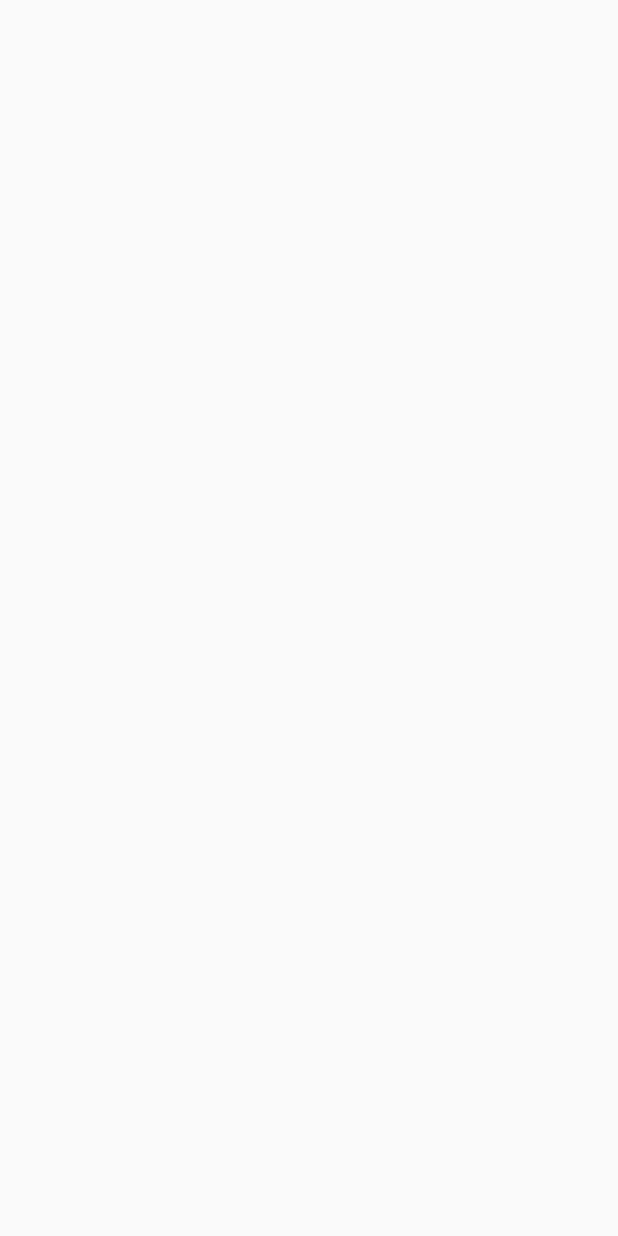
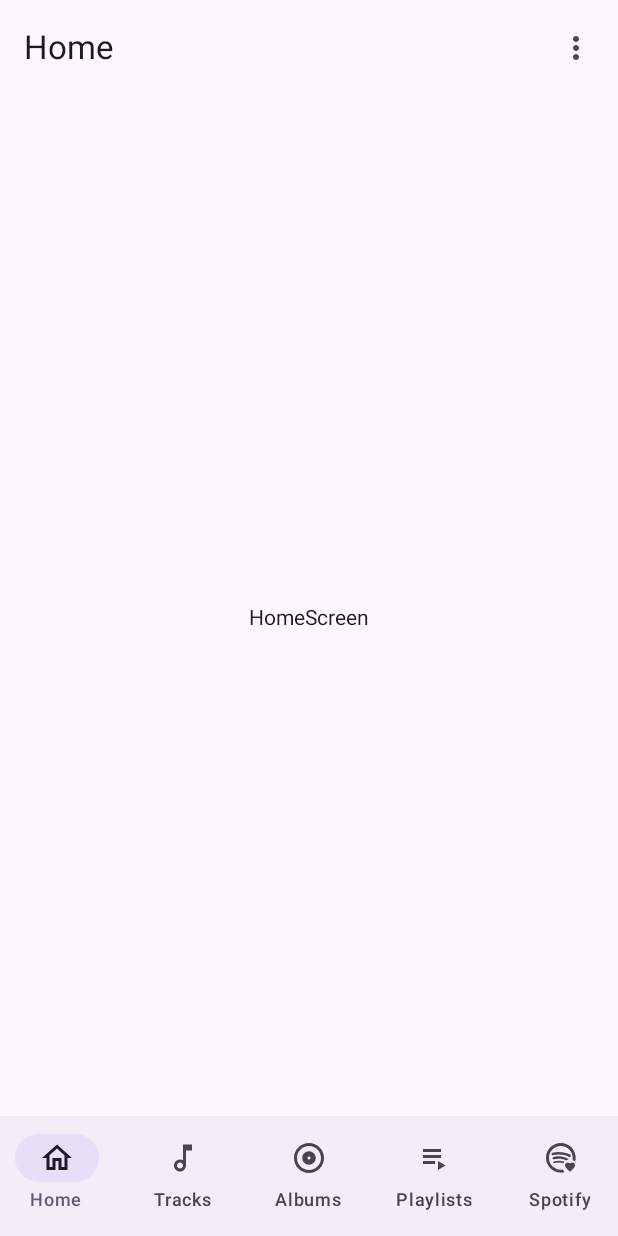
Before and after one commit to meltmeltix/Revo, an Android app built with Jetpack Compose: the screen it shows after launch (MainActivity), on a phone screen of 412 x 824 dp. Before the commit the screen is empty. Run offline under Robolectric (Android 15) with nearby library versions, the phone set to English and light mode, and no system bars.

Commit message:
Initial Scaffold implementation Added NavigationBar Added SmallTopAppBar

```diff
--- a/app/src/main/java/com/alessiocameroni/revomusicplayer/MainActivity.kt
+++ b/app/src/main/java/com/alessiocameroni/revomusicplayer/MainActivity.kt
@@ -1,28 +1,135 @@
 package com.alessiocameroni.revomusicplayer
 
+import android.annotation.SuppressLint
 import android.os.Bundle
-import android.widget.Toast
 import androidx.activity.ComponentActivity
 import androidx.activity.compose.setContent
-import androidx.compose.material3.Icon
-import androidx.compose.material3.NavigationBar
-import androidx.compose.material3.NavigationBarItem
-import androidx.compose.material3.Text
+import androidx.compose.foundation.layout.Box
+import androidx.compose.foundation.layout.fillMaxSize
+import androidx.compose.material.icons.Icons
+import androidx.compose.material.icons.filled.MoreVert
+import androidx.compose.material3.*
 import androidx.compose.runtime.Composable
-import androidx.compose.ui.platform.LocalContext
+import androidx.compose.ui.Alignment
+import androidx.compose.ui.Modifier
 import androidx.compose.ui.res.painterResource
 import androidx.compose.ui.res.stringResource
+import androidx.compose.ui.text.style.TextOverflow
+import androidx.compose.ui.tooling.preview.Preview
+import androidx.navigation.NavController
+import androidx.navigation.NavHostController
+import androidx.navigation.compose.NavHost
+import androidx.navigation.compose.composable
+import androidx.navigation.compose.currentBackStackEntryAsState
+import androidx.navigation.compose.rememberNavController
+import com.alessiocameroni.revomusicplayer.uiElements.BottomNavigationItem
 
 class MainActivity : ComponentActivity() {
+    @SuppressLint("UnusedMaterial3ScaffoldPaddingParameter")
+    @OptIn(ExperimentalMaterial3Api::class)
     override fun onCreate(savedInstanceState: Bundle?) {
         super.onCreate(savedInstanceState)
         setContent {
+            val navController = rememberNavController()
 
+            Scaffold(
+                topBar = { TopApplicationBar() },
+                bottomBar = {
+                    BottomNavigationBar(
+                        items = listOf(
+                            BottomNavigationItem(
+                                name = stringResource(id = R.string.str_home),
+                                route = "home",
+                                icon = painterResource(id = R.drawable.ic_outline_home_24)
+                            ),
+                            BottomNavigationItem(
+                                name = stringResource(id = R.string.str_tracks),
+                                route = "tracks",
+                                icon = painterResource(id = R.drawable.ic_outline_music_note_24)
+                            ),
+                            BottomNavigationItem(
+                                name = stringResource(id = R.string.str_albums),
+                                route = "albums",
+                                icon = painterResource(id = R.drawable.ic_outline_album_24)
+                            ),
+                            BottomNavigationItem(
+                                name = stringResource(id = R.string.str_playlists),
+                                route = "playlists",
+                                icon = painterResource(id = R.drawable.ic_outline_playlist_play_24)
+                            ),
+                            BottomNavigationItem(
+                                name = stringResource(id = R.string.str_spoitfy),
+                                route = "spotify",
+                                icon = painterResource(id = R.drawable.ic_spotify_favourite_heart_24)
+                            ),
+                        ),
+                        navController = navController,
+                        onItemClick = {
+                            navController.navigate(it.route)
+                        }
+                    )
+                },
+                content = {
+                    Navigation(navController = navController)
+                }
+            )
         }
     }
 }
 
+//Top Navigation
+
+@OptIn(ExperimentalMaterial3Api::class)
+@Preview
+@Composable
+fun TopApplicationBar() {
+    val scrollBehavior = TopAppBarDefaults.pinnedScrollBehavior(rememberTopAppBarState())
+
+    SmallTopAppBar(
+        title = { Text(
+            stringResource(id = R.string.str_home),
+            maxLines = 1,
+            overflow = TextOverflow.Ellipsis
+        ) },
+        actions = {
+            IconButton(
+                onClick = {  }
+            ) {
+                Icon(
+                    imageVector = Icons.Default.MoreVert,
+                    contentDescription = stringResource(id = R.string.desc_topmenu)
+                )
+            }
+        },
+        scrollBehavior = scrollBehavior
+    )
+}
+
 /*
+    Scaffold(
+
+        content = { innerPadding ->
+            LazyColumn(
+                contentPadding = innerPadding,
+                verticalArrangement = Arrangement.spacedBy(8.dp)
+            ) {
+                val list = (0..75).map { it.toString() }
+                items(count = list.size) {
+                    Text(
+                        text = list[it],
+                        style = MaterialTheme.typography.bodyLarge,
+                        modifier = Modifier
+                            .fillMaxWidth()
+                            .padding(horizontal = 16.dp)
+                    )
+                }
+            }
+        }
+    )
+}*/
+
+//Bottom Navigation
+
 @Composable
 fun Navigation(navController: NavHostController) {
     NavHost(navController = navController, startDestination = "home") {
@@ -30,100 +137,93 @@ fun Navigation(navController: NavHostController) {
         composable("tracks") { TracksScreen() }
         composable("albums") { AlbumsScreen() }
         composable("playlists") { PlaylistsScreen() }
-        composable("spotify") { SpotifyFavsScreen() }
+        composable("spotify") { SpotifyFavoritesScreen() }
     }
 }
-*/
 
 @Composable
-fun BottomNavBar() {
-    val context = LocalContext.current
+fun BottomNavigationBar(
+    items: List<BottomNavigationItem>,
+    navController: NavController,
+    modifier: Modifier = Modifier,
+    onItemClick: (BottomNavigationItem) -> Unit
+) {
+    val backStackEntry = navController.currentBackStackEntryAsState()
 
-    NavigationBar {
-        NavigationBarItem(
-            selected = true,
-            onClick = { Toast.makeText(context, "This is a VERY cool toast", Toast.LENGTH_SHORT).show() },
-            icon = { Icon(painter = painterResource(id = R.drawable.ic_outline_home_24), contentDescription = null) },
-            label = { Text(text = stringResource(id = R.string.str_home)) }
-        )
+    NavigationBar(
+        modifier = modifier,
+    ) {
+        items.forEach { item ->
+            val selected = item.route == backStackEntry.value?.destination?.route
 
-        NavigationBarItem(
-            selected = true,
-            onClick = { Toast.makeText(context, "This is a VERY cool toast", Toast.LENGTH_SHORT).show() },
-            icon = { Icon(painter = painterResource(id = R.drawable.ic_outline_music_note_24), contentDescription = null) },
-            label = { Text(text = stringResource(id = R.string.str_tracks)) }
-        )
-
-        NavigationBarItem(
-            selected = true,
-            onClick = { Toast.makeText(context, "This is a VERY cool toast", Toast.LENGTH_SHORT).show() },
-            icon = { Icon(painter = painterResource(id = R.drawable.ic_outline_album_24), contentDescription = null) },
-            label = { Text(text = stringResource(id = R.string.str_albums)) }
-        )
-
-        NavigationBarItem(
-            selected = true,
-            onClick = { Toast.makeText(context, "This is a VERY cool toast", Toast.LENGTH_SHORT).show() },
-            icon = { Icon(painter = painterResource(id = R.drawable.ic_outline_playlist_play_24), contentDescription = null) },
-            label = { Text(text = stringResource(id = R.string.str_playlists)) }
-        )
-
-        NavigationBarItem(
-            selected = true,
-            onClick = { Toast.makeText(context, "This is a VERY cool toast", Toast.LENGTH_SHORT).show() },
-            icon = { Icon(painter = painterResource(id = R.drawable.ic_spotify_favourite_heart_24), contentDescription = null) },
-            label = { Text(text = stringResource(id = R.string.str_spoitfy)) }
-        )
+            NavigationBarItem(
+                selected = selected,
+                onClick = { onItemClick(item) },
+                icon = { Icon(
+                        painter = item.icon,
+                        contentDescription = item.name
+                    )
+                },
+                label = { Text(text = item.name) }
+            )
+        }
     }
 }
-/*
+
+
+//Screens
+
+@Preview(showBackground = true)
 @Composable
 fun HomeScreen() {
     Box(
         modifier = Modifier.fillMaxSize(),
         contentAlignment = Alignment.Center
     ) {
-        Text(text = "Home Screen")
+        Text(text = "HomeScreen")
     }
 }
 
+@Preview(showBackground = true)
 @Composable
 fun TracksScreen() {
     Box(
         modifier = Modifier.fillMaxSize(),
         contentAlignment = Alignment.Center
     ) {
-        Text(text = "Tracks Screen")
+        Text(text = "TracksScreen")
     }
 }
 
+@Preview(showBackground = true)
 @Composable
 fun AlbumsScreen() {
     Box(
         modifier = Modifier.fillMaxSize(),
         contentAlignment = Alignment.Center
     ) {
-        Text(text = "Albums Screen")
+        Text(text = "AlbumsScreen")
     }
 }
 
+@Preview(showBackground = true)
 @Composable
 fun PlaylistsScreen() {
     Box(
         modifier = Modifier.fillMaxSize(),
         contentAlignment = Alignment.Center
     ) {
-        Text(text = "Playlists Screen")
+        Text(text = "PlaylistsScreen")
     }
 }
 
+@Preview(showBackground = true)
 @Composable
-fun SpotifyFavsScreen() {
+fun SpotifyFavoritesScreen() {
     Box(
         modifier = Modifier.fillMaxSize(),
         contentAlignment = Alignment.Center
     ) {
-        Text(text = "Spotify Screen")
+        Text(text = "SpotifyFavoritesScreen")
     }
 }
-*/
--- /dev/null
+++ b/app/src/main/java/com/alessiocameroni/revomusicplayer/uiElements/BottomNavigationItem.kt
@@ -0,0 +1,9 @@
+package com.alessiocameroni.revomusicplayer.uiElements
+
+import androidx.compose.ui.graphics.painter.Painter
+
+data class BottomNavigationItem(
+    val name: String,
+    val route: String,
+    val icon: Painter
+)
--- a/app/src/main/res/values/strings.xml
+++ b/app/src/main/res/values/strings.xml
@@ -5,4 +5,5 @@
     <string name="str_albums">Albums</string>
     <string name="str_playlists">Playlists</string>
     <string name="str_spoitfy" translatable="false">Spotify</string>
+    <string name="desc_topmenu">Top Menu</string>
 </resources>
```
